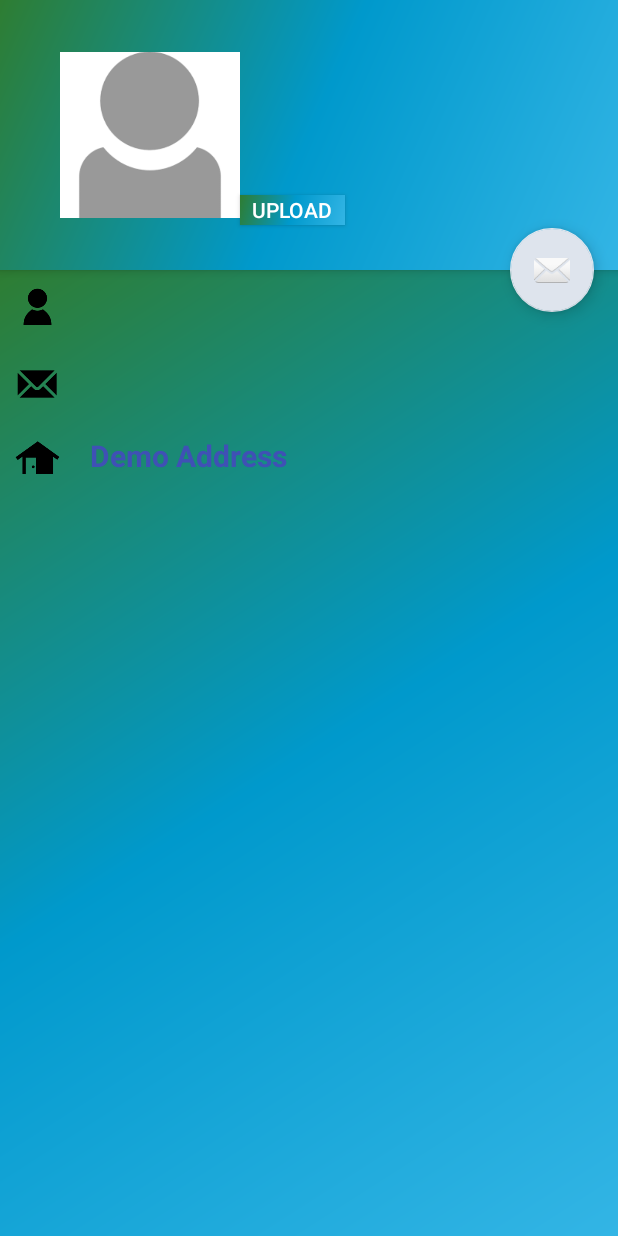
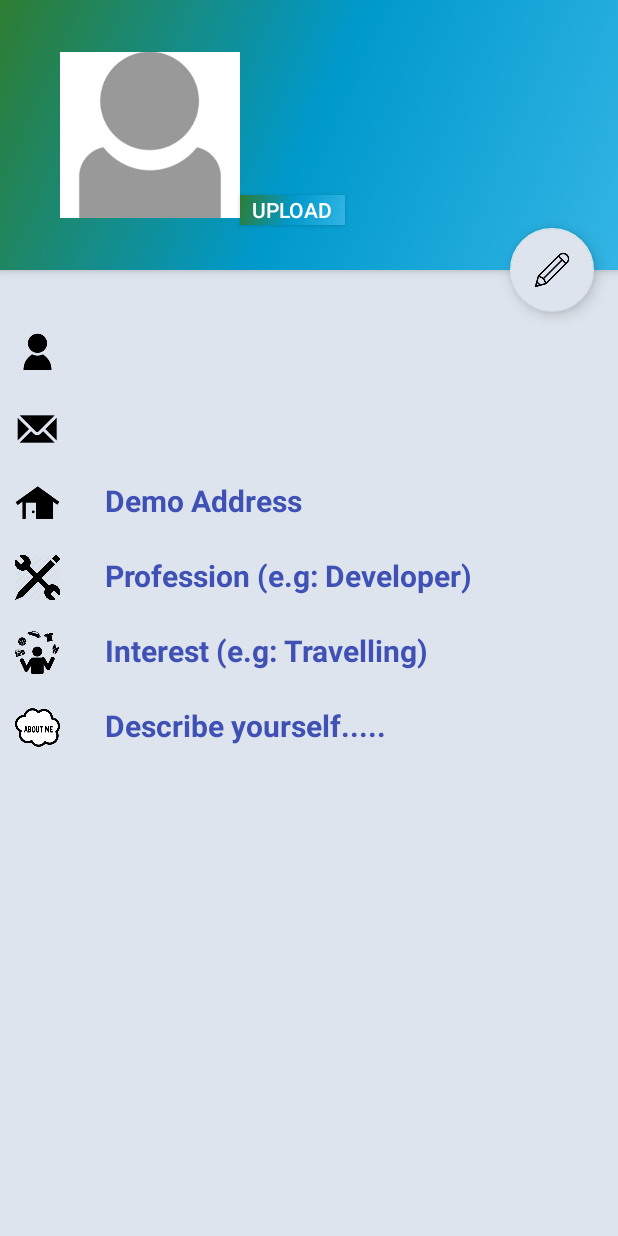
Before and after one commit to rohankankapurkar/CMPE277-SocialApp, an Android app: the UserProfileActivity screen opened directly, with no data from a screen before it, on a phone screen of 412 x 824 dp. Run offline under Robolectric (Android 15) with nearby library versions, the phone set to English and light mode, and no system bars; our stand-ins replace Firebase (no records; nobody signed in at launch, a user with empty details on screens opened directly).

Commit message:
profile details

```diff
--- a/src/MyApplication/app/src/main/java/com/example/rohankankapurkar/facebook/UserProfileActivity.java
+++ b/src/MyApplication/app/src/main/java/com/example/rohankankapurkar/facebook/UserProfileActivity.java
@@ -51,7 +51,7 @@ public class UserProfileActivity extends AppCompatActivity {
         Toolbar toolbar = (Toolbar) findViewById(R.id.toolbar);
         setSupportActionBar(toolbar);
 
-        FloatingActionButton fab = (FloatingActionButton) findViewById(R.id.fab);
+        FloatingActionButton fab = (FloatingActionButton) findViewById(R.id.edit);
         fab.setOnClickListener(new View.OnClickListener() {
             @Override
             public void onClick(View view) {
--- a/src/MyApplication/app/src/main/res/layout/activity_user_profile.xml
+++ b/src/MyApplication/app/src/main/res/layout/activity_user_profile.xml
@@ -60,12 +60,12 @@
 
     </android.support.design.widget.AppBarLayout>
     <android.support.design.widget.FloatingActionButton
-        android:id="@+id/fab"
+        android:id="@+id/edit"
         android:layout_width="wrap_content"
         android:layout_height="wrap_content"
         android:layout_margin="@dimen/fab_margin"
         app:layout_anchor="@id/app_bar"
         app:layout_anchorGravity="bottom|end"
-        app:srcCompat="@android:drawable/ic_dialog_email" />
+        app:srcCompat="@drawable/edit" />
 
 </android.support.design.widget.CoordinatorLayout>
--- a/src/MyApplication/app/src/main/res/layout/content_user_profile.xml
+++ b/src/MyApplication/app/src/main/res/layout/content_user_profile.xml
@@ -6,20 +6,16 @@
     android:layout_height="match_parent"
     app:layout_behavior="@string/appbar_scrolling_view_behavior"
     tools:context="com.example.rohankankapurkar.facebook.UserProfileActivity"
-    android:background="@drawable/side_nav_bar"
+    android:background="@color/white"
 
     tools:showIn="@layout/activity_user_profile">
-<RelativeLayout
-    android:layout_width="match_parent"
-    android:layout_height="match_parent">
-
-    <ScrollView
-        android:layout_width="match_parent"
-        android:layout_height="match_parent">
 
         <RelativeLayout
             android:layout_width="match_parent"
-            android:layout_height="wrap_content">
+            android:layout_height="wrap_content"
+            android:layout_marginTop="30dp">
+
+
             <ImageView
                 android:layout_width="30dp"
                 android:layout_height="30dp"
@@ -32,7 +28,7 @@
                 android:layout_width="wrap_content"
                 android:layout_height="wrap_content"
                 android:layout_alignTop="@+id/profileIcon"
-                android:layout_marginLeft="10dp"
+                android:layout_marginLeft="20dp"
                 android:layout_toRightOf="@+id/profileIcon"
                 android:editable="true"
                 android:text="User Name"
@@ -54,7 +50,7 @@
                 android:textStyle="bold"
                 android:textSize="20sp"
                 android:textColor="@color/colorPrimary"
-                android:layout_marginLeft="10dp"
+                android:layout_marginLeft="20dp"
                 android:layout_alignTop="@+id/emailIcon"
                 android:layout_below="@+id/userNameText"
                 android:layout_toRightOf="@+id/emailIcon"/>
@@ -73,10 +69,69 @@
                 android:textStyle="bold"
                 android:textSize="20sp"
                 android:textColor="@color/colorPrimary"
-                android:layout_marginLeft="10dp"
+                android:layout_marginLeft="20dp"
                 android:layout_alignTop="@+id/addressIcon"
                 android:layout_below="@+id/userEmailText"
                 android:layout_toRightOf="@+id/addressIcon"/>
+            <ImageView
+                android:layout_width="30dp"
+                android:layout_height="30dp"
+                android:layout_margin="10dp"
+                android:id="@+id/professionIcon"
+                android:layout_below="@+id/addressIcon"
+                android:src="@drawable/profession"/>
+            <TextView
+                android:layout_width="wrap_content"
+                android:layout_height="wrap_content"
+                android:id="@+id/userProfessionText"
+                android:text="Profession (e.g: Developer)"
+                android:textStyle="bold"
+                android:textSize="20sp"
+                android:textColor="@color/colorPrimary"
+                android:layout_marginLeft="20dp"
+                android:layout_alignTop="@+id/professionIcon"
+                android:layout_below="@+id/userEmailText"
+                android:layout_toRightOf="@+id/professionIcon"/>
+
+            <ImageView
+                android:layout_width="30dp"
+                android:layout_height="30dp"
+                android:layout_margin="10dp"
+                android:id="@+id/interestIcon"
+                android:layout_below="@+id/professionIcon"
+                android:src="@drawable/interest"/>
+            <TextView
+                android:layout_width="wrap_content"
+                android:layout_height="wrap_content"
+                android:id="@+id/userInterestsText"
+                android:text="Interest (e.g: Travelling)"
+                android:textStyle="bold"
+                android:textSize="20sp"
+                android:textColor="@color/colorPrimary"
+                android:layout_marginLeft="20dp"
+                android:layout_alignTop="@+id/interestIcon"
+                android:layout_below="@+id/userEmailText"
+                android:layout_toRightOf="@+id/interestIcon"/>
+
+            <ImageView
+                android:layout_width="30dp"
+                android:layout_height="30dp"
+                android:layout_margin="10dp"
+                android:id="@+id/aboutmeIcon"
+                android:layout_below="@+id/interestIcon"
+                android:src="@drawable/aboutme"/>
+            <TextView
+                android:layout_width="wrap_content"
+                android:layout_height="wrap_content"
+                android:id="@+id/userAboutMeText"
+                android:text="Describe yourself....."
+                android:textStyle="bold"
+                android:textSize="20sp"
+                android:textColor="@color/colorPrimary"
+                android:layout_marginLeft="20dp"
+                android:layout_alignTop="@+id/aboutmeIcon"
+                android:layout_below="@+id/userEmailText"
+                android:layout_toRightOf="@+id/aboutmeIcon"/>
 
 
 
@@ -84,7 +139,5 @@
 
 
 
-    </ScrollView>
-</RelativeLayout>
 
 </android.support.v4.widget.NestedScrollView>
```
Also changed, not shown: src/MyApplication/app/src/main/res/drawable/aboutme.png (added), src/MyApplication/app/src/main/res/drawable/interest.png (added), src/MyApplication/app/src/main/res/drawable/profession.png (added).
